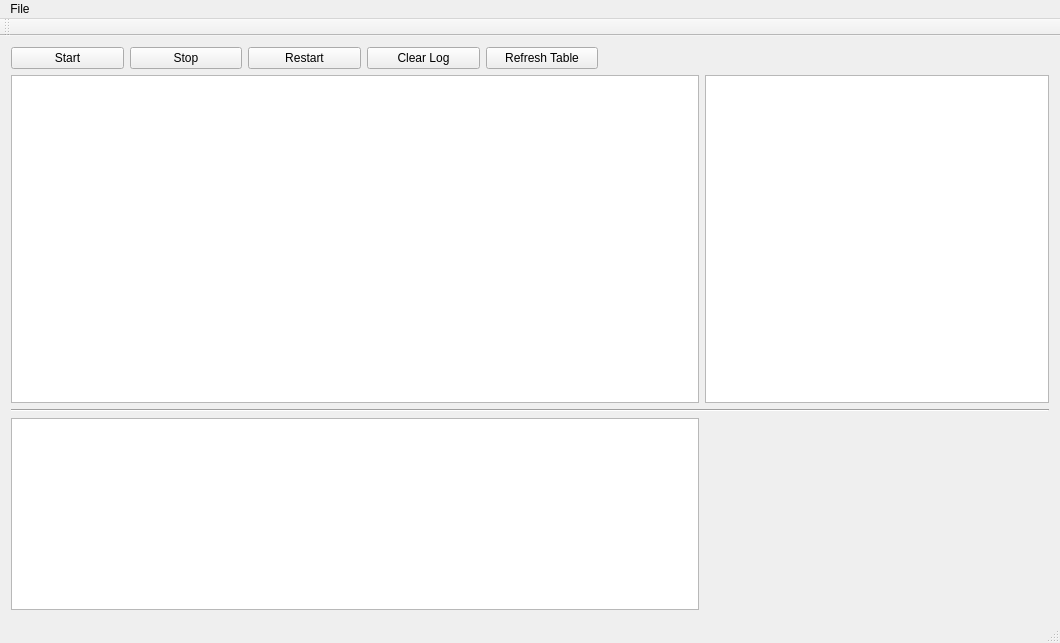
Old version of the form src/mainwindow.ui in the repository darsvador/qvssr.
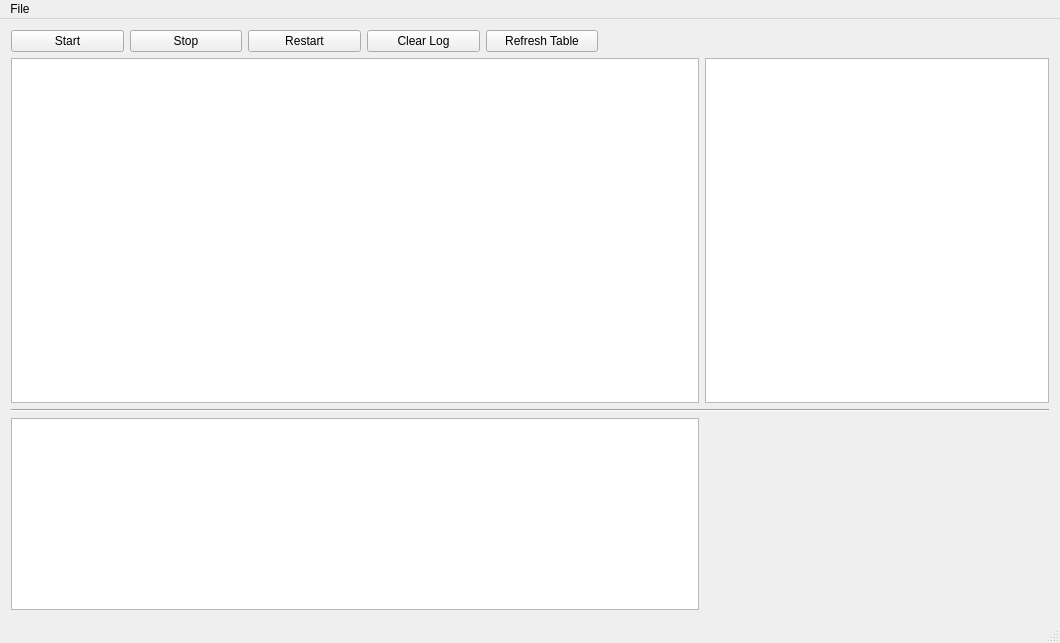
New version of the form.

Diff of the .ui file:
```diff
--- a/src/mainwindow.ui
+++ b/src/mainwindow.ui
@@ -133,14 +133,6 @@
    <addaction name="menuFile"/>
   </widget>
   <widget class="QStatusBar" name="statusBar"/>
-  <widget class="QToolBar" name="mainToolBar">
-   <attribute name="toolBarArea">
-    <enum>TopToolBarArea</enum>
-   </attribute>
-   <attribute name="toolBarBreak">
-    <bool>false</bool>
-   </attribute>
-  </widget>
   <action name="actionEdit">
    <property name="text">
     <string>Edit</string>
```
Left out of the diff: 2 changed lines with no effect on the pictures.
